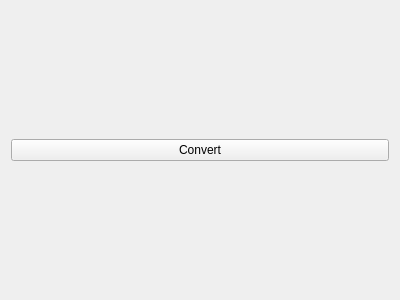
This is tools/opusdecoder/MainWindow.ui in alphaonex86/CatchChallenger as Qt 5 draws it before an edit. The edited form follows.
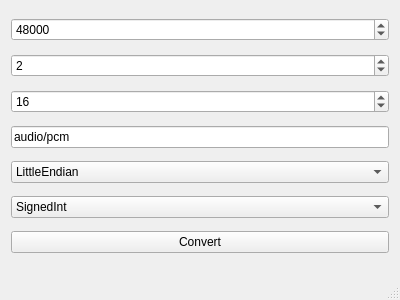
This is the edited form.

Commit message: [Improvement] Try improve opus, audio, webassembly support (shared lib,tools)

The edit to the form file:
```diff
--- a/tools/opusdecoder/MainWindow.ui
+++ b/tools/opusdecoder/MainWindow.ui
@@ -15,6 +15,81 @@
   </property>
   <widget class="QWidget" name="centralWidget">
    <layout class="QVBoxLayout" name="verticalLayout">
+    <item>
+     <widget class="QSpinBox" name="SampleRate">
+      <property name="maximum">
+       <number>9999999</number>
+      </property>
+      <property name="value">
+       <number>48000</number>
+      </property>
+     </widget>
+    </item>
+    <item>
+     <widget class="QSpinBox" name="ChannelCount">
+      <property name="value">
+       <number>2</number>
+      </property>
+     </widget>
+    </item>
+    <item>
+     <widget class="QSpinBox" name="SampleSize">
+      <property name="value">
+       <number>16</number>
+      </property>
+     </widget>
+    </item>
+    <item>
+     <widget class="QLineEdit" name="Codec">
+      <property name="text">
+       <string>audio/pcm</string>
+      </property>
+     </widget>
+    </item>
+    <item>
+     <widget class="QComboBox" name="ByteOrder">
+      <property name="currentIndex">
+       <number>1</number>
+      </property>
+      <item>
+       <property name="text">
+        <string>BigEndian</string>
+       </property>
+      </item>
+      <item>
+       <property name="text">
+        <string>LittleEndian</string>
+       </property>
+      </item>
+     </widget>
+    </item>
+    <item>
+     <widget class="QComboBox" name="SampleType">
+      <property name="currentIndex">
+       <number>1</number>
+      </property>
+      <item>
+       <property name="text">
+        <string>Unknown</string>
+       </property>
+      </item>
+      <item>
+       <property name="text">
+        <string>SignedInt</string>
+       </property>
+      </item>
+      <item>
+       <property name="text">
+        <string>UnSignedInt</string>
+       </property>
+      </item>
+      <item>
+       <property name="text">
+        <string>Float</string>
+       </property>
+      </item>
+     </widget>
+    </item>
     <item>
      <widget class="QPushButton" name="convert">
       <property name="text">
@@ -24,6 +99,7 @@
     </item>
    </layout>
   </widget>
+  <widget class="QStatusBar" name="statusBar"/>
  </widget>
  <layoutdefault spacing="6" margin="11"/>
  <resources/>
```
The commit also changes 2 other files.
